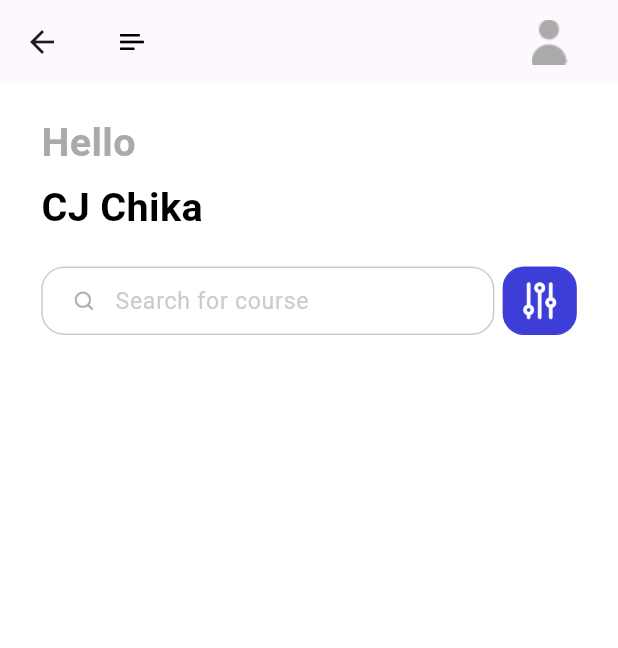
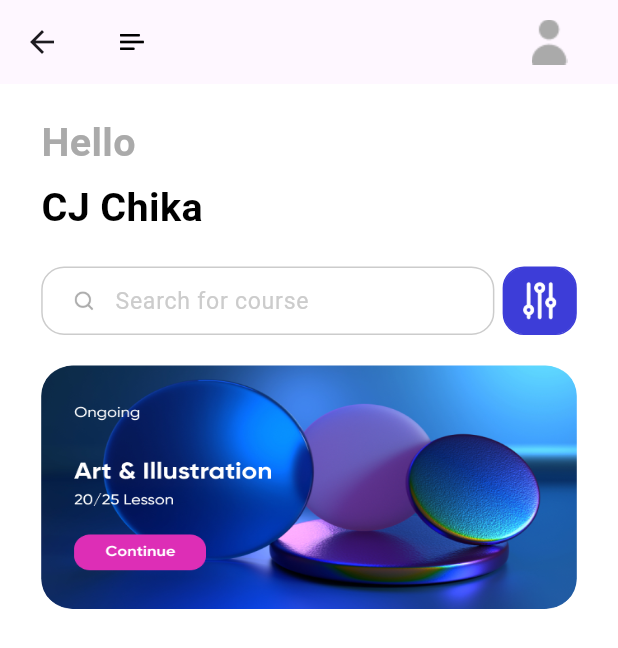
Before and after one commit to cjchika/eLearn, a Flutter app: the HomePage screen opened directly, on a phone screen of 412 x 824 dp. Shown: the top 648 px of the screen. Run offline on Flutter 3.47's test engine with Material 2 defaults, Android fonts, the phone set to English and light mode, and no system bars; our stand-ins replace cloud_firestore, dots_indicator, firebase_auth, firebase_core, flutter_bloc, flutter_screenutil and 2 more; accounts and stored records are empty; Roboto replaces fonts that are missing (Avenir).

Commit message:
Home Page

```diff
--- a/lib/pages/home/widgets/home_page_widgets.dart
+++ b/lib/pages/home/widgets/home_page_widgets.dart
@@ -119,15 +119,33 @@ Widget searchBox() {
   );
 }
 
-// MENU SLIDER
+// SLIDER VIEW
 Widget sliderView() {
-  return Column(
-    children: [
-      Container(
-        width: 325.w,
-        height: 160.h,
-        child: PageView(),
-      )
-    ],
+  return Container(
+    margin: EdgeInsets.only(top: 20.h),
+    width: 325.w,
+    height: 160.h,
+    child: PageView(
+      children: [
+        _sliderContainer(imagePath: "assets/icons/art.png"),
+        _sliderContainer(imagePath: "assets/icons/image_1.png"),
+        _sliderContainer(imagePath: "assets/icons/image_2.png"),
+      ],
+    ),
   );
 }
+
+//SLIDER CONTAINER
+Widget _sliderContainer({String imagePath="assets/icons/art.png"}){
+  return Container(
+    width: 325.w,
+    height: 160.h,
+    decoration: BoxDecoration(
+      borderRadius: BorderRadius.all(Radius.circular(20.h)),
+      image: DecorationImage(
+        fit: BoxFit.fill,
+        image: AssetImage(imagePath),
+      ),
+    ),
+  );
+}
```
Also changed, not shown: assets/icons/Image_1.png (renamed from assets/icons/Image(1).png), assets/icons/Image_2.png (renamed from assets/icons/Image(2).png), assets/icons/art.png (renamed from assets/icons/Art.png).
